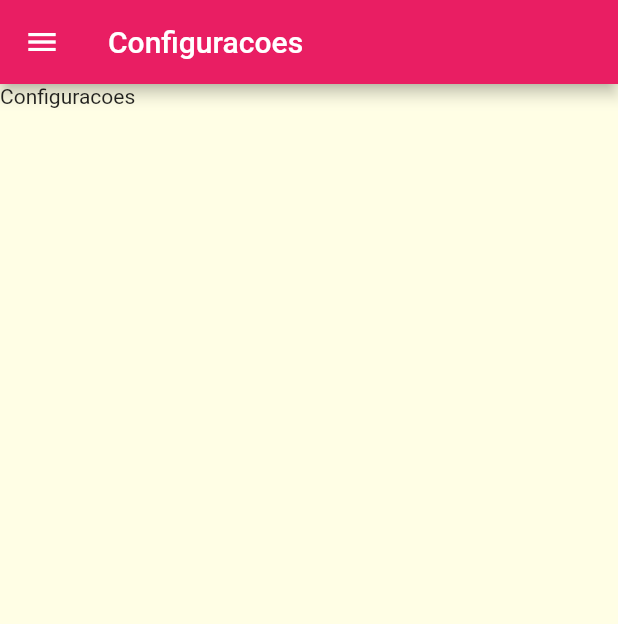
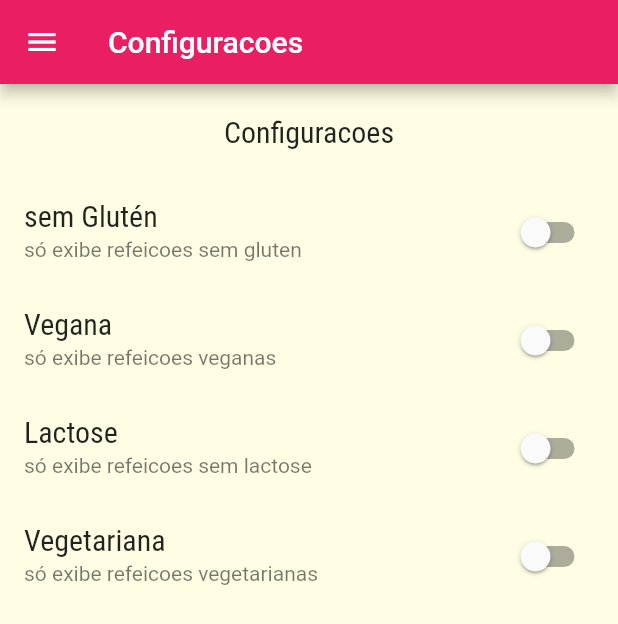
Before and after one commit to LuaDlc/dummy_data, a Flutter app: the SettingsPage screen opened by its route, on a phone screen of 412 x 824 dp. Shown: the top 624 px of the screen. Run offline on Flutter 3.47's test engine with Material 2 defaults, Android fonts, the phone set to English and light mode, and no system bars.

Commit message:
feature: tela de configuracoes com switch

```diff
--- /dev/null
+++ b/lib/models/settings.dart
@@ -0,0 +1,13 @@
+// ignore_for_file: public_member_api_docs, sort_constructors_first
+class Settings {
+  bool isGlutenFree;
+  bool isLactoseFree;
+  bool isVegan;
+  bool isVegetarian;
+  Settings({
+    this.isGlutenFree = false,
+    this.isLactoseFree = false,
+    this.isVegan = false,
+    this.isVegetarian = false,
+  });
+}
--- a/lib/pages/settings_page.dart
+++ b/lib/pages/settings_page.dart
@@ -1,19 +1,87 @@
 import 'package:flutter/material.dart';
 
+import '../models/settings.dart';
 import '../widgets/main_drawer.dart';
 
-class SettingsPage extends StatelessWidget {
+class SettingsPage extends StatefulWidget {
   const SettingsPage({super.key});
 
   @override
+  State<SettingsPage> createState() => _SettingsPageState();
+}
+
+class _SettingsPageState extends State<SettingsPage> {
+  @override
   Widget build(BuildContext context) {
+    var settings = Settings();
+    //funcao que retorna um switch
+    Widget _createSwitch(
+      String title,
+      String subtitle,
+      bool value,
+      Function(bool) onChanged,
+    ) {
+      return SwitchListTile.adaptive(
+          title: Text(title),
+          subtitle: Text(subtitle),
+          value: value,
+          onChanged:
+              onChanged); //adaptative pra definir comportamento diferente dependendo do sitema operacional
+    }
+
     return Scaffold(
       appBar: AppBar(
         title: const Text('Configuracoes'),
       ),
       drawer: const MainDrawer(),
-      body: Container(
-        child: const Text('Configuracoes'),
+      body: Column(
+        children: [
+          Container(
+            padding: const EdgeInsets.all(20),
+            child: Text(
+              'Configuracoes',
+              style: Theme.of(context).textTheme.titleMedium,
+            ),
+          ),
+          Expanded(
+            child: ListView(
+              children: [
+                _createSwitch(
+                  'sem Glutén',
+                  'só exibe refeicoes sem gluten',
+                  settings.isLactoseFree,
+                  (value) => setState(
+                    () => settings.isLactoseFree = value,
+                  ),
+                ),
+                _createSwitch(
+                  'Vegana',
+                  'só exibe refeicoes veganas',
+                  settings.isVegan,
+                  (value) => setState(
+                    () => settings.isVegan = value,
+                  ),
+                ),
+                _createSwitch(
+                  'Lactose',
+                  'só exibe refeicoes sem lactose',
+                  settings.isLactoseFree,
+                  (value) => setState(
+                    () => settings.isLactoseFree = value,
+                  ),
+                ),
+                _createSwitch(
+                  'Vegetariana',
+                  'só exibe refeicoes vegetarianas',
+                  settings.isVegetarian,
+                  (value) => setState(
+                    () => settings.isVegetarian = value,
+                  ),
+                ),
+              ],
+            ),
+          ), //usamos o listview sem bulder pois nao precisa criar tela, pois sera feito na mao uma lista exata
+        ],
       ),
     );
   }
```
